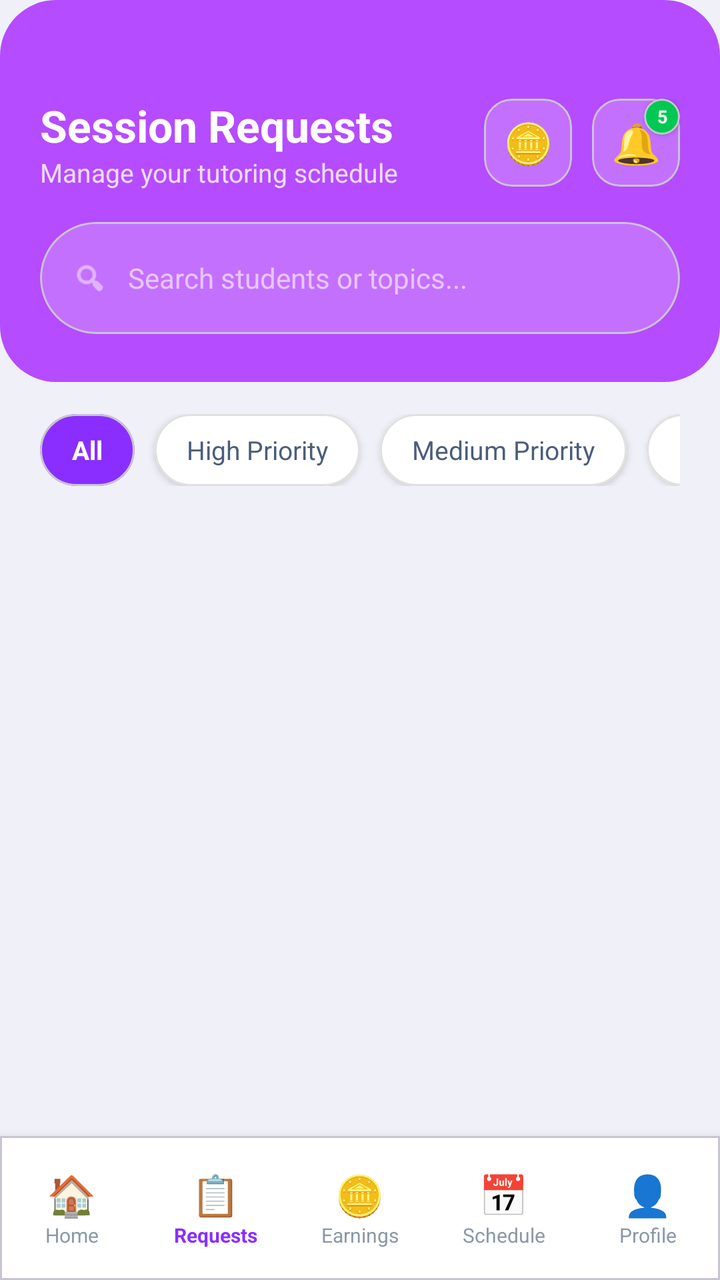
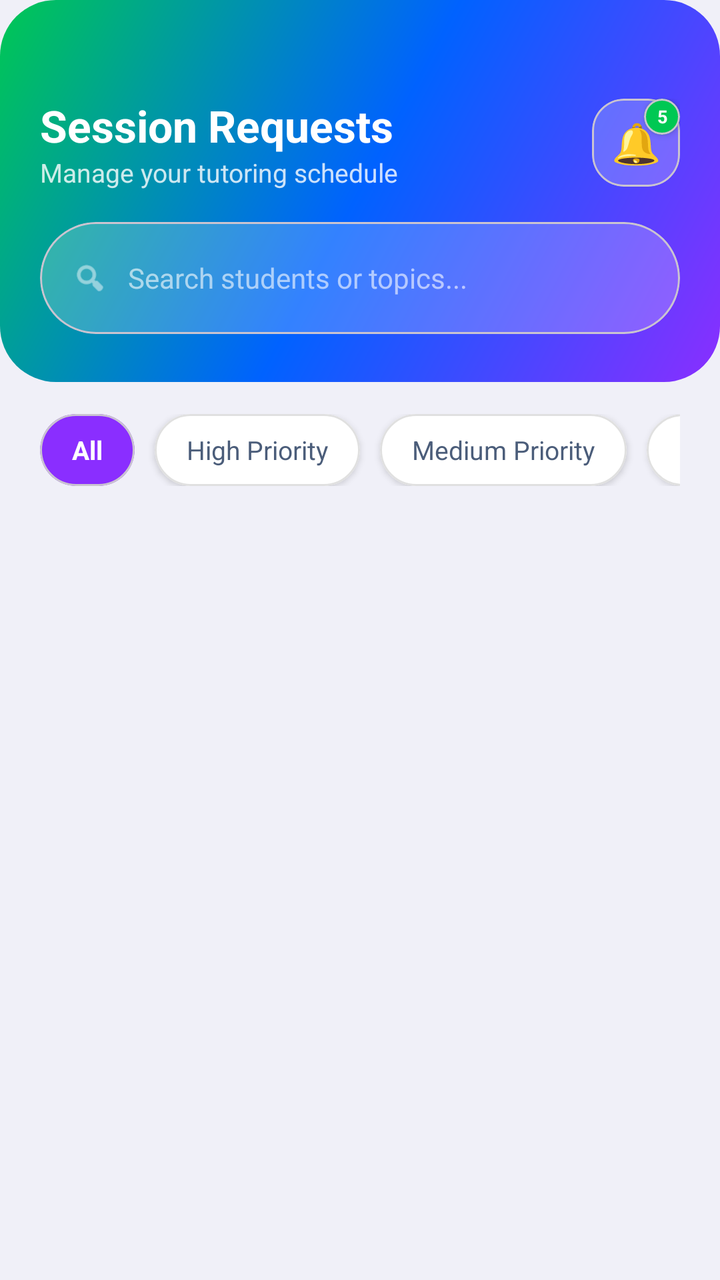

Screens rendered from an Android XML layout before and after an edit, with the pre-edit source and the edit as a unified diff.
<!-- AndroidManifest.xml: application theme Theme.PeerTutoringApollo -->
<!-- res/layout/activity_tutor_requests.xml -->
<?xml version="1.0" encoding="utf-8"?>
<LinearLayout xmlns:android="http://schemas.android.com/apk/res/android"
    xmlns:app="http://schemas.android.com/apk/res-auto"
    android:layout_width="match_parent"
    android:layout_height="match_parent"
    android:orientation="vertical"
    android:background="#F0F0F8">

    
    <LinearLayout
        android:layout_width="match_parent"
        android:layout_height="wrap_content"
        android:orientation="vertical"
        android:background="@drawable/bg_button_gradient"
        android:paddingTop="48dp"
        android:paddingBottom="24dp"
        android:paddingHorizontal="20dp">

        
        <LinearLayout
            android:layout_width="match_parent"
            android:layout_height="wrap_content"
            android:orientation="horizontal"
            android:gravity="center_vertical"
            android:layout_marginBottom="16dp">

            <LinearLayout
                android:layout_width="0dp"
                android:layout_height="wrap_content"
                android:layout_weight="1"
                android:orientation="vertical">

                <TextView
                    android:layout_width="wrap_content"
                    android:layout_height="wrap_content"
                    android:text="Session Requests"
                    android:textColor="#FFFFFF"
                    android:textSize="22sp"
                    android:textStyle="bold" />

                <TextView
                    android:layout_width="wrap_content"
                    android:layout_height="wrap_content"
                    android:text="Manage your tutoring schedule"
                    android:textColor="#CCFFFFFF"
                    android:textSize="13sp" />
            </LinearLayout>

            
            <com.google.android.material.card.MaterialCardView
                android:id="@+id/btnOpenEarnings"
                android:layout_width="44dp"
                android:layout_height="44dp"
                android:layout_marginEnd="10dp"
                app:cardCornerRadius="14dp"
                app:cardBackgroundColor="#33FFFFFF"
                app:cardElevation="0dp"
                android:clickable="true"
                android:focusable="true">
                <TextView
                    android:layout_width="match_parent"
                    android:layout_height="match_parent"
                    android:gravity="center"
                    android:text="🪙"
                    android:textSize="20sp" />
            </com.google.android.material.card.MaterialCardView>

            <FrameLayout
                android:layout_width="44dp"
                android:layout_height="44dp">

                <com.google.android.material.card.MaterialCardView
                    android:layout_width="44dp"
                    android:layout_height="44dp"
                    app:cardCornerRadius="14dp"
                    app:cardBackgroundColor="#33FFFFFF"
                    app:cardElevation="0dp">
                    <TextView
                        android:layout_width="match_parent"
                        android:layout_height="match_parent"
                        android:gravity="center"
                        android:text="🔔"
                        android:textSize="20sp" />
                </com.google.android.material.card.MaterialCardView>

                
                <com.google.android.material.card.MaterialCardView
                    android:id="@+id/cardNotifBadge"
                    android:layout_width="18dp"
                    android:layout_height="18dp"
                    android:layout_gravity="top|end"
                    app:cardCornerRadius="9dp"
                    app:cardBackgroundColor="#00C853"
                    app:cardElevation="2dp">
                    <TextView
                        android:id="@+id/tvNotifCount"
                        android:layout_width="match_parent"
                        android:layout_height="match_parent"
                        android:gravity="center"
                        android:text="5"
                        android:textColor="#FFFFFF"
                        android:textSize="9sp"
                        android:textStyle="bold" />
                </com.google.android.material.card.MaterialCardView>
            </FrameLayout>
        </LinearLayout>

        
        <com.google.android.material.card.MaterialCardView
            android:layout_width="match_parent"
            android:layout_height="wrap_content"
            app:cardCornerRadius="28dp"
            app:cardBackgroundColor="#33FFFFFF"
            app:cardElevation="0dp">
            <LinearLayout
                android:layout_width="match_parent"
                android:layout_height="wrap_content"
                android:orientation="horizontal"
                android:gravity="center_vertical"
                android:paddingHorizontal="16dp"
                android:paddingVertical="4dp">
                <ImageView
                    android:layout_width="18dp"
                    android:layout_height="18dp"
                    android:src="@android:drawable/ic_menu_search"
                    app:tint="#CCFFFFFF"
                    android:layout_marginEnd="10dp" />
                <EditText
                    android:id="@+id/etSearch"
                    android:layout_width="match_parent"
                    android:layout_height="48dp"
                    android:hint="Search students or topics..."
                    android:textColorHint="#99FFFFFF"
                    android:textColor="#FFFFFF"
                    android:textSize="14sp"
                    android:background="@null"
                    android:inputType="text" />
            </LinearLayout>
        </com.google.android.material.card.MaterialCardView>
    </LinearLayout>

    
    <HorizontalScrollView
        android:layout_width="match_parent"
        android:layout_height="wrap_content"
        android:scrollbars="none"
        android:paddingHorizontal="20dp"
        android:paddingTop="16dp"
        android:paddingBottom="8dp">

        <LinearLayout
            android:layout_width="wrap_content"
            android:layout_height="wrap_content"
            android:orientation="horizontal">

            <com.google.android.material.card.MaterialCardView
                android:id="@+id/chipAll"
                android:layout_width="wrap_content"
                android:layout_height="36dp"
                android:layout_marginEnd="10dp"
                app:cardCornerRadius="18dp"
                app:cardBackgroundColor="#8A2EFF"
                app:cardElevation="0dp">
                <TextView
                    android:layout_width="wrap_content"
                    android:layout_height="match_parent"
                    android:gravity="center"
                    android:paddingHorizontal="16dp"
                    android:text="All"
                    android:textColor="#FFFFFF"
                    android:textSize="13sp"
                    android:textStyle="bold" />
            </com.google.android.material.card.MaterialCardView>

            <com.google.android.material.card.MaterialCardView
                android:id="@+id/chipHighPriority"
                android:layout_width="wrap_content"
                android:layout_height="36dp"
                android:layout_marginEnd="10dp"
                app:cardCornerRadius="18dp"
                app:cardBackgroundColor="#FFFFFF"
                app:cardElevation="2dp"
                app:strokeColor="#E0E0E0"
                app:strokeWidth="1dp">
                <TextView
                    android:layout_width="wrap_content"
                    android:layout_height="match_parent"
                    android:gravity="center"
                    android:paddingHorizontal="16dp"
                    android:text="High Priority"
                    android:textColor="#4B5D7A"
                    android:textSize="13sp" />
            </com.google.android.material.card.MaterialCardView>

            <com.google.android.material.card.MaterialCardView
                android:id="@+id/chipMediumPriority"
                android:layout_width="wrap_content"
                android:layout_height="36dp"
                android:layout_marginEnd="10dp"
                app:cardCornerRadius="18dp"
                app:cardBackgroundColor="#FFFFFF"
                app:cardElevation="2dp"
                app:strokeColor="#E0E0E0"
                app:strokeWidth="1dp">
                <TextView
                    android:layout_width="wrap_content"
                    android:layout_height="match_parent"
                    android:gravity="center"
                    android:paddingHorizontal="16dp"
                    android:text="Medium Priority"
                    android:textColor="#4B5D7A"
                    android:textSize="13sp" />
            </com.google.android.material.card.MaterialCardView>

            <com.google.android.material.card.MaterialCardView
                android:id="@+id/chipLowPriority"
                android:layout_width="wrap_content"
                android:layout_height="36dp"
                app:cardCornerRadius="18dp"
                app:cardBackgroundColor="#FFFFFF"
                app:cardElevation="2dp"
                app:strokeColor="#E0E0E0"
                app:strokeWidth="1dp">
                <TextView
                    android:layout_width="wrap_content"
                    android:layout_height="match_parent"
                    android:gravity="center"
                    android:paddingHorizontal="16dp"
                    android:text="Low Priority"
                    android:textColor="#4B5D7A"
                    android:textSize="13sp" />
            </com.google.android.material.card.MaterialCardView>
        </LinearLayout>
    </HorizontalScrollView>

    
    <ScrollView
        android:layout_width="match_parent"
        android:layout_height="0dp"
        android:layout_weight="1"
        android:fillViewport="true">

        <LinearLayout
            android:id="@+id/layoutRequestList"
            android:layout_width="match_parent"
            android:layout_height="wrap_content"
            android:orientation="vertical"
            android:paddingHorizontal="20dp"
            android:paddingTop="8dp"
            android:paddingBottom="24dp" />
    </ScrollView>


    
    <com.google.android.material.card.MaterialCardView
        android:layout_width="match_parent"
        android:layout_height="72dp"
        app:cardCornerRadius="0dp"
        app:cardBackgroundColor="#FFFFFF"
        app:cardElevation="8dp">

        <LinearLayout
            android:layout_width="match_parent"
            android:layout_height="match_parent"
            android:orientation="horizontal">

            <LinearLayout android:id="@+id/navHome"
                android:layout_width="0dp" android:layout_height="match_parent"
                android:layout_weight="1" android:orientation="vertical"
                android:gravity="center" android:clickable="true" android:focusable="true">
                <TextView android:layout_width="wrap_content" android:layout_height="wrap_content"
                    android:text="🏠" android:textSize="20sp" android:gravity="center"/>
                <TextView android:layout_width="wrap_content" android:layout_height="wrap_content"
                    android:text="Home" android:textSize="10sp" android:textColor="#8B97A8"/>
            </LinearLayout>

            <LinearLayout android:id="@+id/navRequests"
                android:layout_width="0dp" android:layout_height="match_parent"
                android:layout_weight="1" android:orientation="vertical"
                android:gravity="center" android:clickable="true" android:focusable="true">
                <TextView android:layout_width="wrap_content" android:layout_height="wrap_content"
                    android:text="📋" android:textSize="20sp" android:gravity="center"/>
                <TextView android:layout_width="wrap_content" android:layout_height="wrap_content"
                    android:text="Requests" android:textSize="10sp" android:textColor="#8A2EFF"
                    android:textStyle="bold"/>
            </LinearLayout>

            <LinearLayout android:id="@+id/navEarnings"
                android:layout_width="0dp" android:layout_height="match_parent"
                android:layout_weight="1" android:orientation="vertical"
                android:gravity="center" android:clickable="true" android:focusable="true">
                <TextView android:layout_width="wrap_content" android:layout_height="wrap_content"
                    android:text="🪙" android:textSize="20sp" android:gravity="center"/>
                <TextView android:layout_width="wrap_content" android:layout_height="wrap_content"
                    android:text="Earnings" android:textSize="10sp" android:textColor="#8B97A8"/>
            </LinearLayout>

            <LinearLayout android:id="@+id/navAvailability"
                android:layout_width="0dp" android:layout_height="match_parent"
                android:layout_weight="1" android:orientation="vertical"
                android:gravity="center" android:clickable="true" android:focusable="true">
                <TextView android:layout_width="wrap_content" android:layout_height="wrap_content"
                    android:text="📅" android:textSize="20sp" android:gravity="center"/>
                <TextView android:layout_width="wrap_content" android:layout_height="wrap_content"
                    android:text="Schedule" android:textSize="10sp" android:textColor="#8B97A8"/>
            </LinearLayout>

            <LinearLayout android:id="@+id/navProfile"
                android:layout_width="0dp" android:layout_height="match_parent"
                android:layout_weight="1" android:orientation="vertical"
                android:gravity="center" android:clickable="true" android:focusable="true">
                <TextView android:layout_width="wrap_content" android:layout_height="wrap_content"
                    android:text="👤" android:textSize="20sp" android:gravity="center"/>
                <TextView android:layout_width="wrap_content" android:layout_height="wrap_content"
                    android:text="Profile" android:textSize="10sp" android:textColor="#8B97A8"/>
            </LinearLayout>

        </LinearLayout>
    </com.google.android.material.card.MaterialCardView>

</LinearLayout>
<!-- resources referenced by this layout -->
<resources>
  <!-- drawable bg_button_gradient (drawable) -->
  <?xml version="1.0" encoding="utf-8"?>
  <shape xmlns:android="http://schemas.android.com/apk/res/android">
      <gradient
          android:startColor="#B54CFF"
          android:endColor="#B54CFF"
          android:angle="0" />
      <corners android:radius="28dp" />
  </shape>
  <style name="Theme.PeerTutoringApollo" parent="Base.Theme.PeerTutoringApollo" />
  <style name="Base.Theme.PeerTutoringApollo" parent="Theme.Material3.DayNight.NoActionBar">
          
          
      </style>
</resources>

<!-- the commit's change to res/layout/activity_tutor_requests.xml (unified diff, before → after) -->
@@ -47,24 +47,6 @@
             </LinearLayout>
 
             
-            <com.google.android.material.card.MaterialCardView
-                android:id="@+id/btnOpenEarnings"
-                android:layout_width="44dp"
-                android:layout_height="44dp"
-                android:layout_marginEnd="10dp"
-                app:cardCornerRadius="14dp"
-                app:cardBackgroundColor="#33FFFFFF"
-                app:cardElevation="0dp"
-                android:clickable="true"
-                android:focusable="true">
-                <TextView
-                    android:layout_width="match_parent"
-                    android:layout_height="match_parent"
-                    android:gravity="center"
-                    android:text="🪙"
-                    android:textSize="20sp" />
-            </com.google.android.material.card.MaterialCardView>
-
             <FrameLayout
                 android:layout_width="44dp"
                 android:layout_height="44dp">
@@ -72,7 +54,7 @@
                 <com.google.android.material.card.MaterialCardView
                     android:layout_width="44dp"
                     android:layout_height="44dp"
-                    app:cardCornerRadius="14dp"
+                    app:cardCornerRadius="16dp"
                     app:cardBackgroundColor="#33FFFFFF"
                     app:cardElevation="0dp">
                     <TextView
@@ -89,7 +71,7 @@
                     android:layout_width="18dp"
                     android:layout_height="18dp"
                     android:layout_gravity="top|end"
-                    app:cardCornerRadius="9dp"
+                    app:cardCornerRadius="16dp"
                     app:cardBackgroundColor="#00C853"
                     app:cardElevation="2dp">
                     <TextView
@@ -250,72 +232,4 @@
             android:paddingBottom="24dp" />
     </ScrollView>
 
-
-    
-    <com.google.android.material.card.MaterialCardView
-        android:layout_width="match_parent"
-        android:layout_height="72dp"
-        app:cardCornerRadius="0dp"
-        app:cardBackgroundColor="#FFFFFF"
-        app:cardElevation="8dp">
-
-        <LinearLayout
-            android:layout_width="match_parent"
-            android:layout_height="match_parent"
-            android:orientation="horizontal">
-
-            <LinearLayout android:id="@+id/navHome"
-                android:layout_width="0dp" android:layout_height="match_parent"
-                android:layout_weight="1" android:orientation="vertical"
-                android:gravity="center" android:clickable="true" android:focusable="true">
-                <TextView android:layout_width="wrap_content" android:layout_height="wrap_content"
-                    android:text="🏠" android:textSize="20sp" android:gravity="center"/>
-                <TextView android:layout_width="wrap_content" android:layout_height="wrap_content"
-                    android:text="Home" android:textSize="10sp" android:textColor="#8B97A8"/>
-            </LinearLayout>
-
-            <LinearLayout android:id="@+id/navRequests"
-                android:layout_width="0dp" android:layout_height="match_parent"
-                android:layout_weight="1" android:orientation="vertical"
-                android:gravity="center" android:clickable="true" android:focusable="true">
-                <TextView android:layout_width="wrap_content" android:layout_height="wrap_content"
-                    android:text="📋" android:textSize="20sp" android:gravity="center"/>
-                <TextView android:layout_width="wrap_content" android:layout_height="wrap_content"
-                    android:text="Requests" android:textSize="10sp" android:textColor="#8A2EFF"
-                    android:textStyle="bold"/>
-            </LinearLayout>
-
-            <LinearLayout android:id="@+id/navEarnings"
-                android:layout_width="0dp" android:layout_height="match_parent"
-                android:layout_weight="1" android:orientation="vertical"
-                android:gravity="center" android:clickable="true" android:focusable="true">
-                <TextView android:layout_width="wrap_content" android:layout_height="wrap_content"
-                    android:text="🪙" android:textSize="20sp" android:gravity="center"/>
-                <TextView android:layout_width="wrap_content" android:layout_height="wrap_content"
-                    android:text="Earnings" android:textSize="10sp" android:textColor="#8B97A8"/>
-            </LinearLayout>
-
-            <LinearLayout android:id="@+id/navAvailability"
-                android:layout_width="0dp" android:layout_height="match_parent"
-                android:layout_weight="1" android:orientation="vertical"
-                android:gravity="center" android:clickable="true" android:focusable="true">
-                <TextView android:layout_width="wrap_content" android:layout_height="wrap_content"
-                    android:text="📅" android:textSize="20sp" android:gravity="center"/>
-                <TextView android:layout_width="wrap_content" android:layout_height="wrap_content"
-                    android:text="Schedule" android:textSize="10sp" android:textColor="#8B97A8"/>
-            </LinearLayout>
-
-            <LinearLayout android:id="@+id/navProfile"
-                android:layout_width="0dp" android:layout_height="match_parent"
-                android:layout_weight="1" android:orientation="vertical"
-                android:gravity="center" android:clickable="true" android:focusable="true">
-                <TextView android:layout_width="wrap_content" android:layout_height="wrap_content"
-                    android:text="👤" android:textSize="20sp" android:gravity="center"/>
-                <TextView android:layout_width="wrap_content" android:layout_height="wrap_content"
-                    android:text="Profile" android:textSize="10sp" android:textColor="#8B97A8"/>
-            </LinearLayout>
-
-        </LinearLayout>
-    </com.google.android.material.card.MaterialCardView>
-
 </LinearLayout>
<!-- resource entries referenced after the edit -->
@@ -4,9 +4,10 @@
   <?xml version="1.0" encoding="utf-8"?>
   <shape xmlns:android="http://schemas.android.com/apk/res/android">
       <gradient
-          android:startColor="#B54CFF"
-          android:endColor="#B54CFF"
-          android:angle="0" />
+          android:startColor="#8A2EFF"
+          android:centerColor="#0062FF"
+          android:endColor="#00C853"
+          android:angle="135" />
       <corners android:radius="28dp" />
   </shape>
   <style name="Theme.PeerTutoringApollo" parent="Base.Theme.PeerTutoringApollo" />
